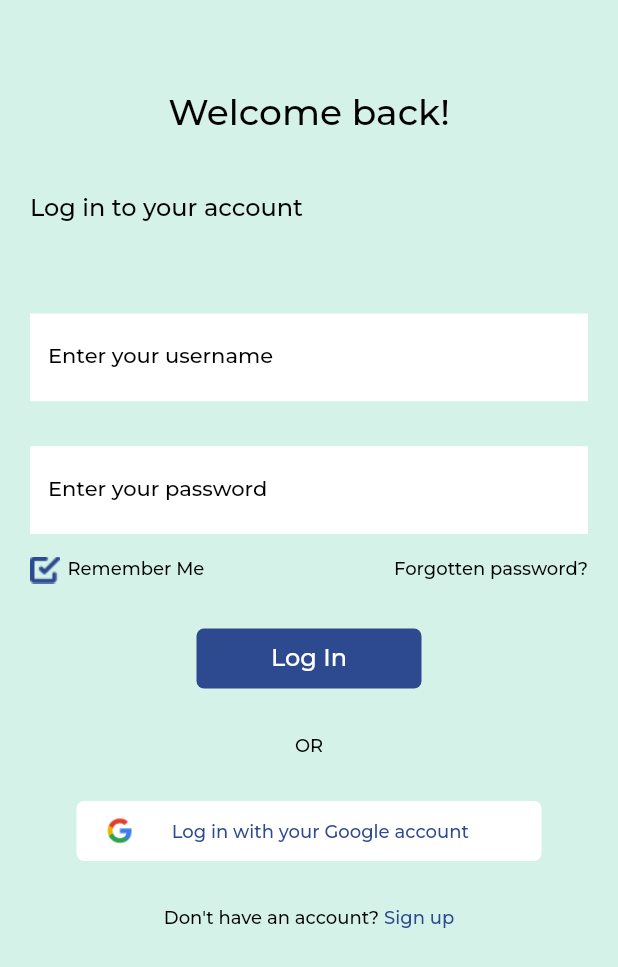
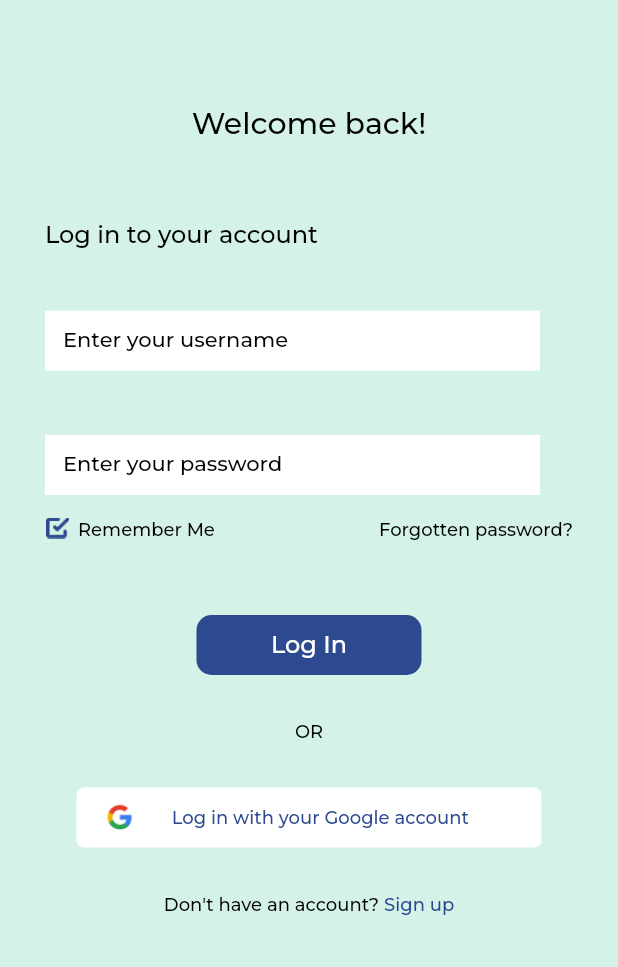
Before and after one commit to dretoba91/authentication_ui, a Flutter app: the screen it shows after launch, after a tap on "Log In", on a phone screen of 412 x 824 dp. Shown: the top 967 px of the screen. Run offline on Flutter 3.47's test engine with Material 2 defaults, Android fonts, the phone set to English and light mode, and no system bars; project files that could hold a hidden picture were left out.

Commit message:
fix log in page

```diff
--- a/lib/authentication/login.dart
+++ b/lib/authentication/login.dart
@@ -22,7 +22,7 @@ class _LoginState extends State<Login> {
           crossAxisAlignment: CrossAxisAlignment.start,
           children: [
             SizedBox(
-              height: 40,
+              height: 50,
             ),
             Center(
               child: Text(
@@ -30,13 +30,19 @@ class _LoginState extends State<Login> {
                 style: TextStyle(
                     color: Color(0xFF000000),
                     fontFamily: "Montserrat",
-                    fontSize: 24,
+                    fontSize: 20,
                     fontWeight: FontWeight.w400),
               ),
             ),
             SizedBox(
-              height: 40,
+              height: 53,
             ),
+            Padding(
+              padding: EdgeInsets.only(right: 10, left: 10),
+              child: Column(
+                mainAxisAlignment: MainAxisAlignment.start,
+                crossAxisAlignment: CrossAxisAlignment.start,
+                children: [
                   Text(
                     'Log in to your account',
                     style: TextStyle(
@@ -46,9 +52,12 @@ class _LoginState extends State<Login> {
                         fontWeight: FontWeight.w400),
                   ),
                   SizedBox(
-              height: 60,
+                    height: 40,
                   ),
-            TextFormField(
+                  SizedBox(
+                    height: 40,
+                    width: 330,
+                    child: TextFormField(
                       decoration: InputDecoration(
                         labelText: 'Enter your username',
                         border: InputBorder.none,
@@ -61,10 +70,14 @@ class _LoginState extends State<Login> {
                             fontWeight: FontWeight.w400),
                       ),
                     ),
+                  ),
                   SizedBox(
-              height: 30,
+                    height: 43,
                   ),
-            TextFormField(
+                  SizedBox(
+                    height: 40,
+                    width: 330,
+                    child: TextFormField(
                       decoration: InputDecoration(
                         labelText: 'Enter your password',
                         border: InputBorder.none,
@@ -75,6 +88,7 @@ class _LoginState extends State<Login> {
                             fontFamily: "Montserrat",
                             fontSize: 14,
                             fontWeight: FontWeight.w400),
+                      ),
                     ),
                   ),
                   SizedBox(
@@ -88,7 +102,11 @@ class _LoginState extends State<Login> {
                         mainAxisAlignment: MainAxisAlignment.spaceAround,
                         crossAxisAlignment: CrossAxisAlignment.start,
                         children: [
-                    Image.asset('assets/images/icon_task_done.png'),
+                          Image.asset(
+                            'assets/images/icon_task_done.png',
+                            height: 14,
+                            width: 17,
+                          ),
                           SizedBox(
                             width: 5,
                           ),
@@ -112,8 +130,11 @@ class _LoginState extends State<Login> {
                       ),
                     ],
                   ),
+                ],
+              ),
+            ),
             SizedBox(
-              height: 30,
+              height: 50,
             ),
             Center(
               child: SizedBox(
@@ -125,7 +146,7 @@ class _LoginState extends State<Login> {
                         primary: Color(0xFF2D4990),
                         elevation: 0,
                         shape: RoundedRectangleBorder(
-                            borderRadius: BorderRadius.circular(5)),
+                            borderRadius: BorderRadius.circular(10)),
                         textStyle: TextStyle(
                             color: Color(0xFF1E1E1E),
                             fontFamily: "Montserrat",
--- a/lib/onboarding/onboarding.dart
+++ b/lib/onboarding/onboarding.dart
@@ -21,7 +21,7 @@ class Onboarding extends StatelessWidget {
               crossAxisAlignment: CrossAxisAlignment.start,
               children: [
                 SizedBox(
-                  height: 30,
+                  height: 20,
                 ),
                 Center(
                     child: Image.asset(
@@ -55,7 +55,7 @@ class Onboarding extends StatelessWidget {
                           style: TextStyle(
                               color: Color(0xFF2D4990),
                               fontFamily: "Montserrat",
-                              fontSize: 24,
+                              fontSize: 20,
                               fontWeight: FontWeight.w600),
                         ),
                         TextSpan(
@@ -90,11 +90,11 @@ class Onboarding extends StatelessWidget {
                   ),
                 ),
                 SizedBox(
-                  height: 80,
+                  height: 60,
                 ),
                 Center(
                   child: SizedBox(
-                    height: 50,
+                    height: 40,
                     width: 310,
                     child: ElevatedButton(
                         onPressed: () {
@@ -126,7 +126,7 @@ class Onboarding extends StatelessWidget {
                 ),
                 Center(
                   child: SizedBox(
-                    height: 50,
+                    height: 40,
                     width: 310,
                     child: ElevatedButton(
                         onPressed: () {},
```
Lines whose indentation alone changed are shown as unchanged.
